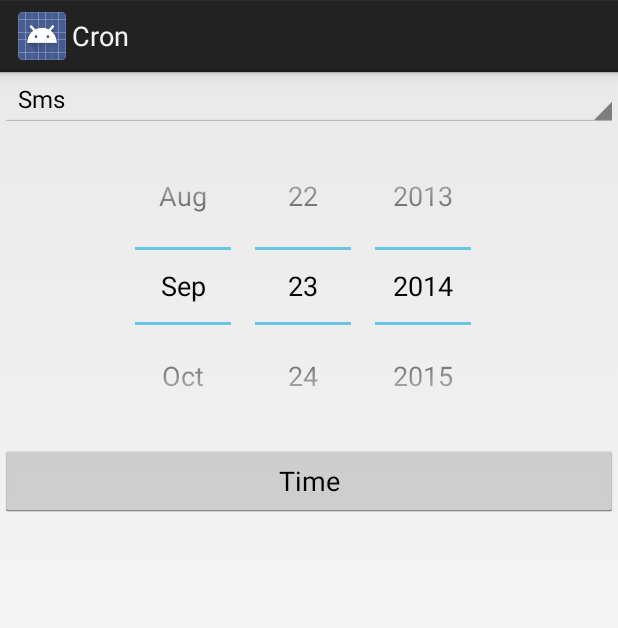
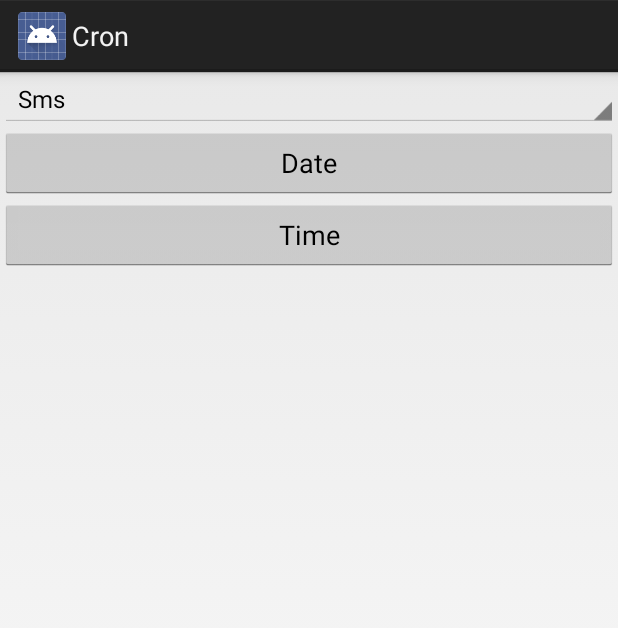
Before and after one commit to lollek/TDP025-TrippyBeerBook, an Android app: the layout fragment_add.xml on its own in the app's theme, with its tools: preview values and no code run, on a phone screen of 412 x 824 dp. Shown: the top 628 px of the screen. Run offline under Robolectric (Android 15) with nearby library versions, the phone set to English and light mode, and no system bars.

```diff
--- a/app/src/main/java/iix/se/cron/TimePickerFragment.java
+++ b/app/src/main/java/iix/se/cron/TimePickerFragment.java
@@ -27,7 +27,7 @@ public class TimePickerFragment extends DialogFragment
     @Override
     public void onTimeSet(TimePicker view, int hourOfDay, int minute) {
         final Button timePicker = (Button) getActivity().findViewById(R.id.timePicker);
-        final String text = String.format("%s<br/><small>%d:%d</small>",
+        final String text = String.format("%s<br/><small>%02d:%02d</small>",
                 getString(R.string.time_picker_title), hourOfDay, minute);
         timePicker.setText(Html.fromHtml(text));
     }
--- a/app/src/main/res/layout/fragment_add.xml
+++ b/app/src/main/res/layout/fragment_add.xml
@@ -18,9 +18,10 @@
             android:textAlignment="center"
             android:layout_alignParentTop="false" />
 
-        <DatePicker
+        <Button
             android:layout_width="fill_parent"
             android:layout_height="wrap_content"
+            android:text="@string/date_picker_title"
             android:id="@+id/datePicker"
             android:calendarViewShown="false"
             android:layout_alignParentLeft="true"
--- a/app/src/main/res/values/strings.xml
+++ b/app/src/main/res/values/strings.xml
@@ -2,14 +2,15 @@
 <resources>
 
     <string name="app_name">Cron</string>
+    <string name="action_settings">Settings</string>
+
     <string name="tab_header_list">Tasks</string>
     <string name="tab_header_add">Add new</string>
     <string name="tab_header_settings">Settings</string>
-    <string name="action_settings">Settings</string>
-    <string name="title_date">Date</string>
-    <string name="title_time">Time</string>
+
     <string name="title_action">Action</string>
     <string name="time_picker_title">Time</string>
+    <string name="date_picker_title">Date</string>
 
     <string-array name="actions">
         <item>Sms</item>
```
Also changed, not shown: app/src/main/java/iix/se/cron/AddTabFragment.java (+15 -1 lines).
